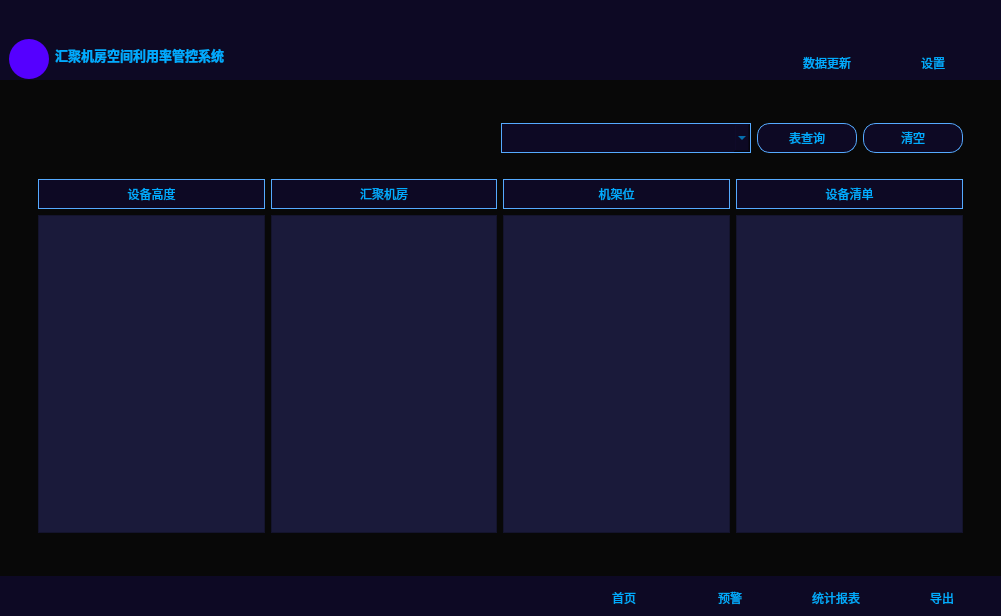
Before: the Qt Designer form main.ui in sysuwyc09/aggrHouse, drawn with Qt 5.
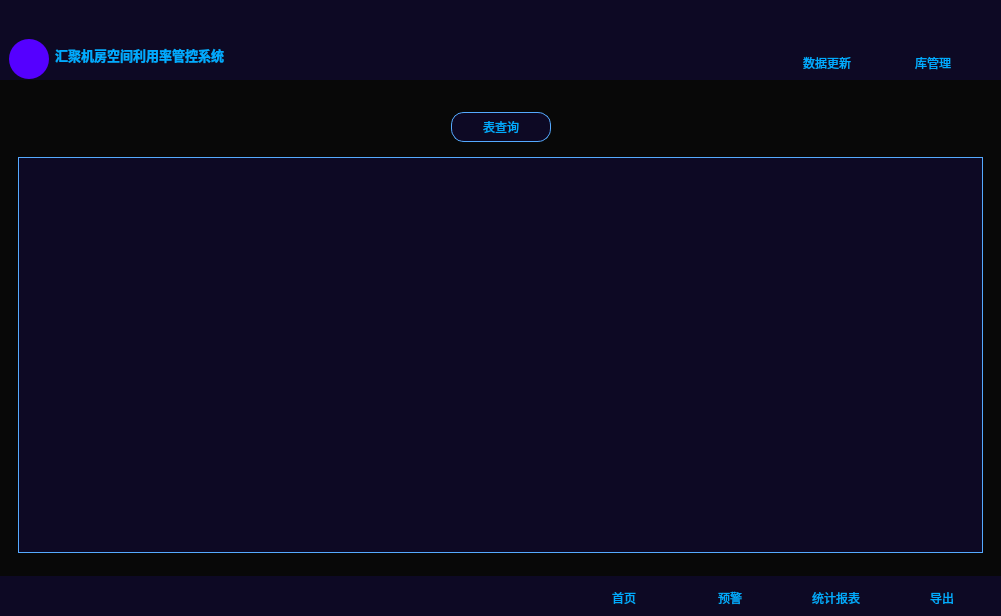
After: the same form once the commit is applied. The open tabs and pages were chosen to show the change. Icons and pictures are not drawn. Custom widgets are drawn as their Qt base class.

Commit message: 修改机房面积利用率逻辑

```diff
--- a/main.ui
+++ b/main.ui
@@ -496,7 +496,7 @@
 }</string>
                </property>
                <property name="text">
-                <string>设置</string>
+                <string>库管理</string>
                </property>
                <property name="icon">
                 <iconset resource="resources/resources.qrc">
@@ -698,106 +698,49 @@
           </layout>
          </widget>
          <widget class="QWidget" name="setting_page">
-          <layout class="QHBoxLayout" name="horizontalLayout_15">
+          <layout class="QVBoxLayout" name="verticalLayout_6">
            <item>
-            <spacer name="horizontalSpacer_7">
-             <property name="orientation">
-              <enum>Qt::Horizontal</enum>
+            <layout class="QHBoxLayout" name="horizontalLayout_14">
+             <property name="topMargin">
+              <number>9</number>
              </property>
-             <property name="sizeType">
-              <enum>QSizePolicy::Fixed</enum>
+             <property name="bottomMargin">
+              <number>9</number>
              </property>
-             <property name="sizeHint" stdset="0">
-              <size>
-               <width>20</width>
-               <height>20</height>
-              </size>
-             </property>
-            </spacer>
-           </item>
-           <item>
-            <layout class="QVBoxLayout" name="verticalLayout_6">
              <item>
-              <spacer name="verticalSpacer_9">
+              <spacer name="horizontalSpacer_6">
                <property name="orientation">
-                <enum>Qt::Vertical</enum>
+                <enum>Qt::Horizontal</enum>
                </property>
                <property name="sizeType">
-                <enum>QSizePolicy::Fixed</enum>
+                <enum>QSizePolicy::Expanding</enum>
                </property>
                <property name="sizeHint" stdset="0">
                 <size>
-                 <width>20</width>
+                 <width>300</width>
                  <height>20</height>
                 </size>
                </property>
               </spacer>
              </item>
              <item>
-              <layout class="QHBoxLayout" name="horizontalLayout_14">
-               <item>
-                <spacer name="horizontalSpacer_6">
-                 <property name="orientation">
-                  <enum>Qt::Horizontal</enum>
-                 </property>
-                 <property name="sizeType">
-                  <enum>QSizePolicy::Expanding</enum>
-                 </property>
-                 <property name="sizeHint" stdset="0">
-                  <size>
-                   <width>300</width>
-                   <height>20</height>
-                  </size>
-                 </property>
-                </spacer>
-               </item>
-               <item>
-                <widget class="QComboBox" name="table_names_cb">
-                 <property name="sizePolicy">
-                  <sizepolicy hsizetype="Minimum" vsizetype="Minimum">
-                   <horstretch>0</horstretch>
-                   <verstretch>0</verstretch>
-                  </sizepolicy>
-                 </property>
-                 <property name="minimumSize">
-                  <size>
-                   <width>250</width>
-                   <height>30</height>
-                  </size>
-                 </property>
-                 <property name="styleSheet">
-                  <string notr="true">QComboBox{
+              <widget class="QPushButton" name="search_table_bt">
+               <property name="sizePolicy">
+                <sizepolicy hsizetype="Minimum" vsizetype="Minimum">
+                 <horstretch>0</horstretch>
+                 <verstretch>0</verstretch>
+                </sizepolicy>
+               </property>
+               <property name="minimumSize">
+                <size>
+                 <width>100</width>
+                 <height>30</height>
+                </size>
+               </property>
+               <property name="styleSheet">
+                <string notr="true">QPushButton {
 	border: 1px solid rgb(85, 170, 255);
 	background-color: rgb(13, 9, 36);
-	color: rgb(0, 170, 255);
-}
-QComboBox QAbstractItemView {
-        color: rgb(0, 170, 255);  /* 下拉项文本颜色 */
- }
-QComboBox QAbstractItemView::item:hover {
-        color: rgb(7, 255, 119); 
-}</string>
-                 </property>
-                </widget>
-               </item>
-               <item>
-                <widget class="QPushButton" name="search_table_bt">
-                 <property name="sizePolicy">
-                  <sizepolicy hsizetype="Minimum" vsizetype="Minimum">
-                   <horstretch>0</horstretch>
-                   <verstretch>0</verstretch>
-                  </sizepolicy>
-                 </property>
-                 <property name="minimumSize">
-                  <size>
-                   <width>100</width>
-                   <height>30</height>
-                  </size>
-                 </property>
-                 <property name="styleSheet">
-                  <string notr="true">QPushButton {
-	border: 1px solid rgb(85, 170, 255);
-	background-color: rgb(13, 9, 36);
 	border-radius: 13;
 	color: rgb(0, 170, 255);
 }
@@ -810,405 +753,23 @@
 QPushButton:pressed {
 	background-color: rgb(0, 0, 0);
 }</string>
-                 </property>
-                 <property name="text">
-                  <string>表查询</string>
-                 </property>
-                </widget>
-               </item>
-               <item>
-                <widget class="QPushButton" name="clear_table_bt">
-                 <property name="sizePolicy">
-                  <sizepolicy hsizetype="Minimum" vsizetype="Minimum">
-                   <horstretch>0</horstretch>
-                   <verstretch>0</verstretch>
-                  </sizepolicy>
-                 </property>
-                 <property name="minimumSize">
-                  <size>
-                   <width>100</width>
-                   <height>30</height>
-                  </size>
-                 </property>
-                 <property name="styleSheet">
-                  <string notr="true">QPushButton {
-	border: 1px solid rgb(85, 170, 255);
-	background-color: rgb(13, 9, 36);
-	border-radius: 13;
-	color: rgb(0, 170, 255);
-}
-
-QPushButton:hover {
-	background-color: rgb(85, 0, 255);
-	color: rgb(7, 255, 119);
-}
-
-QPushButton:pressed {
-	background-color: rgb(0, 0, 0);
-}</string>
-                 </property>
-                 <property name="text">
-                  <string>清空</string>
-                 </property>
-                </widget>
-               </item>
-              </layout>
-             </item>
-             <item>
-              <spacer name="verticalSpacer_7">
-               <property name="orientation">
-                <enum>Qt::Vertical</enum>
                </property>
-               <property name="sizeType">
-                <enum>QSizePolicy::Fixed</enum>
+               <property name="text">
+                <string>表查询</string>
                </property>
-               <property name="sizeHint" stdset="0">
-                <size>
-                 <width>20</width>
-                 <height>20</height>
-                </size>
-               </property>
-              </spacer>
+              </widget>
              </item>
              <item>
-              <layout class="QGridLayout" name="gridLayout">
-               <item row="0" column="0">
-                <widget class="QLabel" name="label">
-                 <property name="sizePolicy">
-                  <sizepolicy hsizetype="Minimum" vsizetype="Minimum">
-                   <horstretch>0</horstretch>
-                   <verstretch>0</verstretch>
-                  </sizepolicy>
-                 </property>
-                 <property name="minimumSize">
-                  <size>
-                   <width>0</width>
-                   <height>30</height>
-                  </size>
-                 </property>
-                 <property name="styleSheet">
-                  <string notr="true">QLabel {
-	border: 1px solid rgb(85, 170, 255);
-	background-color: rgb(13, 9, 36);
-	color: rgb(0, 170, 255);
-}</string>
-                 </property>
-                 <property name="text">
-                  <string>设备高度</string>
-                 </property>
-                 <property name="alignment">
-                  <set>Qt::AlignCenter</set>
-                 </property>
-                </widget>
-               </item>
-               <item row="0" column="1">
-                <widget class="QLabel" name="label_2">
-                 <property name="sizePolicy">
-                  <sizepolicy hsizetype="Minimum" vsizetype="Minimum">
-                   <horstretch>0</horstretch>
-                   <verstretch>0</verstretch>
-                  </sizepolicy>
-                 </property>
-                 <property name="minimumSize">
-                  <size>
-                   <width>0</width>
-                   <height>30</height>
-                  </size>
-                 </property>
-                 <property name="styleSheet">
-                  <string notr="true">QLabel {
-	border: 1px solid rgb(85, 170, 255);
-	background-color: rgb(13, 9, 36);
-	color: rgb(0, 170, 255);
-}</string>
-                 </property>
-                 <property name="text">
-                  <string>汇聚机房</string>
-                 </property>
-                 <property name="alignment">
-                  <set>Qt::AlignCenter</set>
-                 </property>
-                </widget>
-               </item>
-               <item row="0" column="2">
-                <widget class="QLabel" name="label_3">
-                 <property name="sizePolicy">
-                  <sizepolicy hsizetype="Minimum" vsizetype="Minimum">
-                   <horstretch>0</horstretch>
-                   <verstretch>0</verstretch>
-                  </sizepolicy>
-                 </property>
-                 <property name="minimumSize">
-                  <size>
-                   <width>0</width>
-                   <height>30</height>
-                  </size>
-                 </property>
-                 <property name="styleSheet">
-                  <string notr="true">QLabel {
-	border: 1px solid rgb(85, 170, 255);
-	background-color: rgb(13, 9, 36);
-	color: rgb(0, 170, 255);
-}</string>
-                 </property>
-                 <property name="text">
-                  <string>机架位</string>
-                 </property>
-                 <property name="alignment">
-                  <set>Qt::AlignCenter</set>
-                 </property>
-                </widget>
-               </item>
-               <item row="0" column="3">
-                <widget class="QLabel" name="label_5">
-                 <property name="sizePolicy">
-                  <sizepolicy hsizetype="Minimum" vsizetype="Minimum">
-                   <horstretch>0</horstretch>
-                   <verstretch>0</verstretch>
-                  </sizepolicy>
-                 </property>
-                 <property name="minimumSize">
-                  <size>
-                   <width>0</width>
-                   <height>30</height>
-                  </size>
-                 </property>
-                 <property name="styleSheet">
-                  <string notr="true">QLabel {
-	border: 1px solid rgb(85, 170, 255);
-	background-color: rgb(13, 9, 36);
-	color: rgb(0, 170, 255);
-}</string>
-                 </property>
-                 <property name="text">
-                  <string>设备清单</string>
-                 </property>
-                 <property name="alignment">
-                  <set>Qt::AlignCenter</set>
-                 </property>
-                </widget>
-               </item>
-               <item row="1" column="0">
-                <widget class="QTableWidget" name="device_high_tw">
-                 <property name="styleSheet">
-                  <string notr="true">QTableWidget {
-    background-color: #1a1a3a;  /* 比窗体背景稍亮，形成层次感 */
-    color: #ffffff;             /* 白色文字确保可读性 */
-    gridline-color: #2a2a4a;    /* 深色网格线，与背景协调 */
-    font-family: &quot;Microsoft YaHei&quot;, Arial;
-    font-size: 12px;
-}
-QTableWidget::item {
-    background-color: #1a1a3a;
-    color: #ffffff;
-    border: 1px solid #2a2a4a;
-    padding: 4px;
-}
-QTableWidget::item:selected {
-    background-color: #3a3a5a;  /* 选中项使用稍亮的蓝色 */
-    color: #ffffff;
-}
-QHeaderView::section {
-    background-color: #252545;  /* 表头背景比表格稍亮 */
-    color: #ffffff;
-    padding: 6px;
-    border: 1px solid #2a2a4a;
-    font-weight: bold;
-}
-QScrollBar:vertical {
-    background-color: #1a1a3a;
-    width: 10px;
-}
-QScrollBar::handle:vertical {
-    background-color: #4a4a6a;  /* 滚动条滑块颜色 */
-    border-radius: 5px;
-}
-QScrollBar::add-line:vertical, QScrollBar::sub-line:vertical {
-    height: 0px;
-}
-QScrollBar:horizontal {
-    background-color: #1a1a3a;
-    height: 10px;
-}
-QScrollBar::handle:horizontal {
-    background-color: #4a4a6a;
-    border-radius: 5px;
-}
-QScrollBar::add-line:horizontal, QScrollBar::sub-line:horizontal {
-    width: 0px;
-}</string>
-                 </property>
-                </widget>
-               </item>
-               <item row="1" column="1">
-                <widget class="QTableWidget" name="house_tw">
-                 <property name="styleSheet">
-                  <string notr="true">QTableWidget {
-    background-color: #1a1a3a;  /* 比窗体背景稍亮，形成层次感 */
-    color: #ffffff;             /* 白色文字确保可读性 */
-    gridline-color: #2a2a4a;    /* 深色网格线，与背景协调 */
-    font-family: &quot;Microsoft YaHei&quot;, Arial;
-    font-size: 12px;
-}
-QTableWidget::item {
-    background-color: #1a1a3a;
-    color: #ffffff;
-    border: 1px solid #2a2a4a;
-    padding: 4px;
-}
-QTableWidget::item:selected {
-    background-color: #3a3a5a;  /* 选中项使用稍亮的蓝色 */
-    color: #ffffff;
-}
-QHeaderView::section {
-    background-color: #252545;  /* 表头背景比表格稍亮 */
-    color: #ffffff;
-    padding: 6px;
-    border: 1px solid #2a2a4a;
-    font-weight: bold;
-}
-QScrollBar:vertical {
-    background-color: #1a1a3a;
-    width: 10px;
-}
-QScrollBar::handle:vertical {
-    background-color: #4a4a6a;  /* 滚动条滑块颜色 */
-    border-radius: 5px;
-}
-QScrollBar::add-line:vertical, QScrollBar::sub-line:vertical {
-    height: 0px;
-}
-QScrollBar:horizontal {
-    background-color: #1a1a3a;
-    height: 10px;
-}
-QScrollBar::handle:horizontal {
-    background-color: #4a4a6a;
-    border-radius: 5px;
-}
-QScrollBar::add-line:horizontal, QScrollBar::sub-line:horizontal {
-    width: 0px;
-}</string>
-                 </property>
-                </widget>
-               </item>
-               <item row="1" column="2">
-                <widget class="QTableWidget" name="rack_tw">
-                 <property name="styleSheet">
-                  <string notr="true">QTableWidget {
-    background-color: #1a1a3a;  /* 比窗体背景稍亮，形成层次感 */
-    color: #ffffff;             /* 白色文字确保可读性 */
-    gridline-color: #2a2a4a;    /* 深色网格线，与背景协调 */
-    font-family: &quot;Microsoft YaHei&quot;, Arial;
-    font-size: 12px;
-}
-QTableWidget::item {
-    background-color: #1a1a3a;
-    color: #ffffff;
-    border: 1px solid #2a2a4a;
-    padding: 4px;
-}
-QTableWidget::item:selected {
-    background-color: #3a3a5a;  /* 选中项使用稍亮的蓝色 */
-    color: #ffffff;
-}
-QHeaderView::section {
-    background-color: #252545;  /* 表头背景比表格稍亮 */
-    color: #ffffff;
-    padding: 6px;
-    border: 1px solid #2a2a4a;
-    font-weight: bold;
-}
-QScrollBar:vertical {
-    background-color: #1a1a3a;
-    width: 10px;
-}
-QScrollBar::handle:vertical {
-    background-color: #4a4a6a;  /* 滚动条滑块颜色 */
-    border-radius: 5px;
-}
-QScrollBar::add-line:vertical, QScrollBar::sub-line:vertical {
-    height: 0px;
-}
-QScrollBar:horizontal {
-    background-color: #1a1a3a;
-    height: 10px;
-}
-QScrollBar::handle:horizontal {
-    background-color: #4a4a6a;
-    border-radius: 5px;
-}
-QScrollBar::add-line:horizontal, QScrollBar::sub-line:horizontal {
-    width: 0px;
-}</string>
-                 </property>
-                </widget>
-               </item>
-               <item row="1" column="3">
-                <widget class="QTableWidget" name="net_tw">
-                 <property name="styleSheet">
-                  <string notr="true">QTableWidget {
-    background-color: #1a1a3a;  /* 比窗体背景稍亮，形成层次感 */
-    color: #ffffff;             /* 白色文字确保可读性 */
-    gridline-color: #2a2a4a;    /* 深色网格线，与背景协调 */
-    font-family: &quot;Microsoft YaHei&quot;, Arial;
-    font-size: 12px;
-}
-QTableWidget::item {
-    background-color: #1a1a3a;
-    color: #ffffff;
-    border: 1px solid #2a2a4a;
-    padding: 4px;
-}
-QTableWidget::item:selected {
-    background-color: #3a3a5a;  /* 选中项使用稍亮的蓝色 */
-    color: #ffffff;
-}
-QHeaderView::section {
-    background-color: #252545;  /* 表头背景比表格稍亮 */
-    color: #ffffff;
-    padding: 6px;
-    border: 1px solid #2a2a4a;
-    font-weight: bold;
-}
-QScrollBar:vertical {
-    background-color: #1a1a3a;
-    width: 10px;
-}
-QScrollBar::handle:vertical {
-    background-color: #4a4a6a;  /* 滚动条滑块颜色 */
-    border-radius: 5px;
-}
-QScrollBar::add-line:vertical, QScrollBar::sub-line:vertical {
-    height: 0px;
-}
-QScrollBar:horizontal {
-    background-color: #1a1a3a;
-    height: 10px;
-}
-QScrollBar::handle:horizontal {
-    background-color: #4a4a6a;
-    border-radius: 5px;
-}
-QScrollBar::add-line:horizontal, QScrollBar::sub-line:horizontal {
-    width: 0px;
-}</string>
-                 </property>
-                </widget>
-               </item>
-              </layout>
-             </item>
-             <item>
-              <spacer name="verticalSpacer_8">
+              <spacer name="horizontalSpacer_8">
                <property name="orientation">
-                <enum>Qt::Vertical</enum>
+                <enum>Qt::Horizontal</enum>
                </property>
                <property name="sizeType">
-                <enum>QSizePolicy::Fixed</enum>
+                <enum>QSizePolicy::Expanding</enum>
                </property>
                <property name="sizeHint" stdset="0">
                 <size>
-                 <width>20</width>
+                 <width>300</width>
                  <height>20</height>
                 </size>
                </property>
@@ -1217,20 +778,44 @@
             </layout>
            </item>
            <item>
-            <spacer name="horizontalSpacer_8">
-             <property name="orientation">
-              <enum>Qt::Horizontal</enum>
+            <widget class="QTableWidget" name="db_table_tw">
+             <property name="styleSheet">
+              <string notr="true">QTableWidget {
+    border: 1px solid rgb(85, 170, 255);
+    background-color: rgb(13, 9, 36);
+    gridline-color: rgb(85, 170, 255); /* 表格线颜色 */
+    color: rgb(0, 170, 255);
+}
+
+QTableWidget::item {
+    color: rgb(0, 170, 255);
+    background-color: rgb(13, 9, 36);
+}
+
+QTableWidget::item:selected {
+    background-color: rgba(0, 170, 255, 50); /* 选中半透明 */
+    color: rgb(7, 255, 119); /* 选中文字绿色（和你 hover 颜色统一）*/
+}
+
+QHeaderView::section {
+    background-color: rgb(13, 9, 36);
+    border: 1px solid rgb(85, 170, 255);
+    color: rgb(0, 170, 255);
+}
+
+QHeaderView::section:selected {
+    color: rgb(7, 255, 119);
+}
+
+QScrollBar:vertical {
+    background-color: rgb(13, 9, 36);
+    width: 10px;
+}
+QScrollBar::handle:vertical {
+    background-color: rgb(85, 170, 255);
+}</string>
              </property>
-             <property name="sizeType">
-              <enum>QSizePolicy::Fixed</enum>
-             </property>
-             <property name="sizeHint" stdset="0">
-              <size>
-               <width>20</width>
-               <height>20</height>
-              </size>
-             </property>
-            </spacer>
+            </widget>
            </item>
           </layout>
          </widget>
```
Left out of the diff: 516 changed lines with no effect on the pictures. The commit also changes 4 other files.
